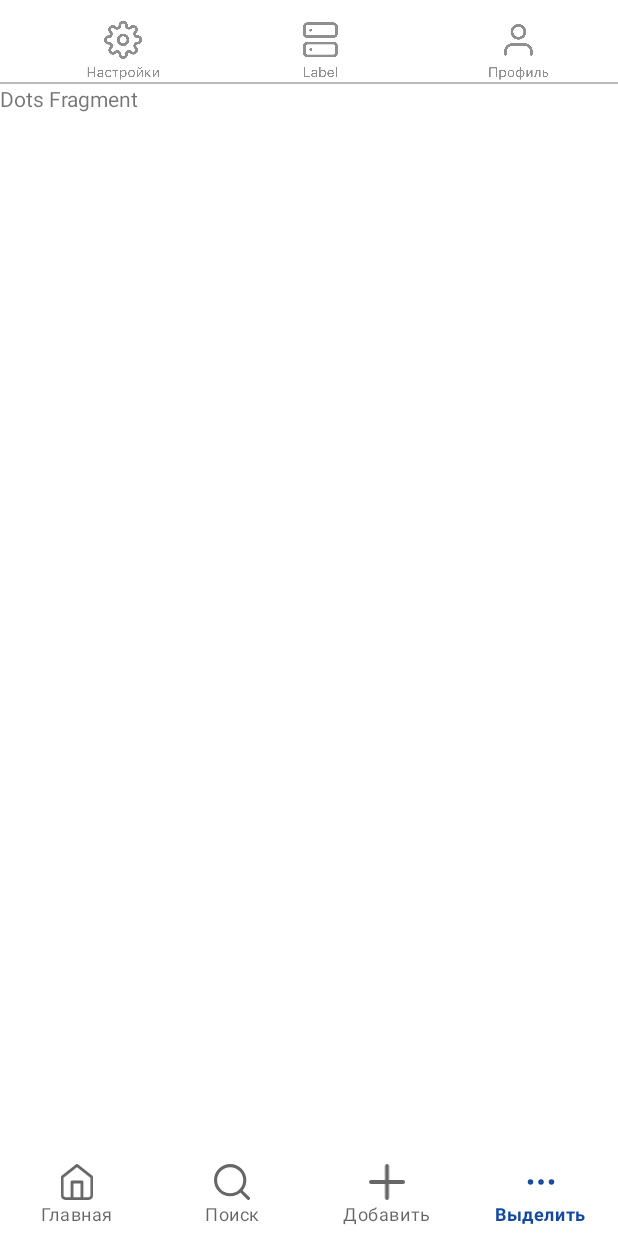
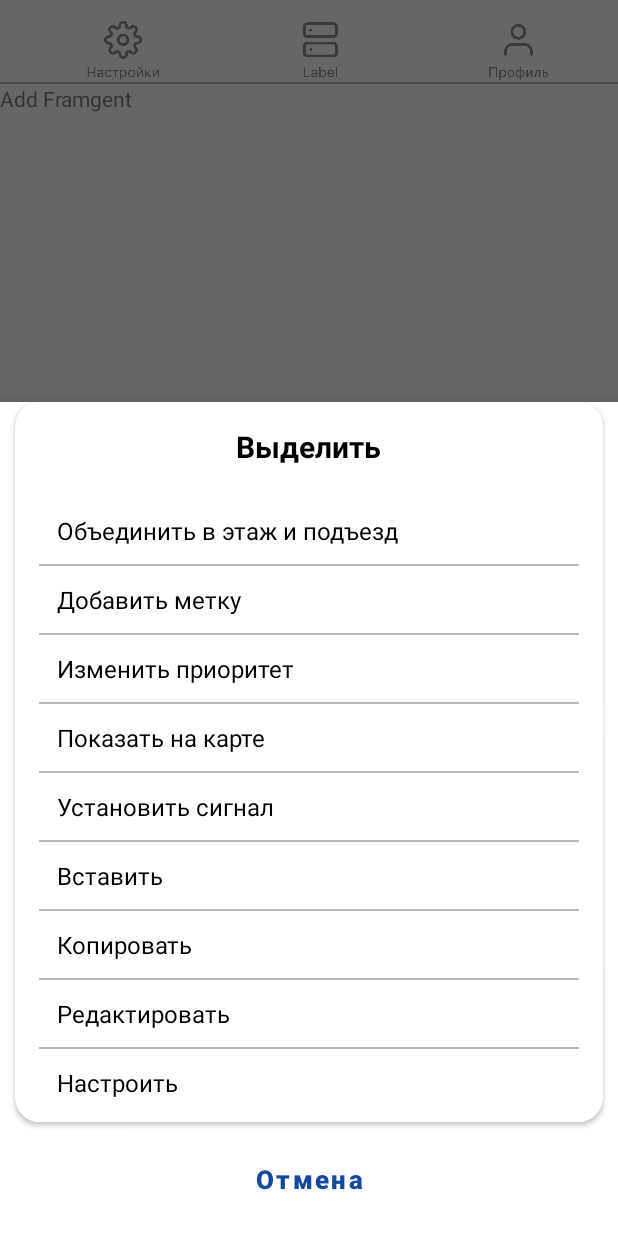
Before and after one commit to Ru7tam/Electron, an Android app: the screen it shows after launch (MainAccountActivity), item 4 of the bottom bar chosen, on a phone screen of 412 x 824 dp. Run offline under Robolectric (Android 15) with nearby library versions, the phone set to English and light mode, and no system bars.

Commit message:
bottom_navigation_dialog

```diff
--- a/app/src/main/java/com/example/house_analysis/ui/profile/MainAccountActivity.kt
+++ b/app/src/main/java/com/example/house_analysis/ui/profile/MainAccountActivity.kt
@@ -1,7 +1,12 @@
 package com.example.house_analysis.ui.profile
 
+import android.graphics.Color
 import android.graphics.PorterDuff
+import android.graphics.drawable.ColorDrawable
 import android.os.Bundle
+import android.view.WindowManager
+import android.widget.Button
+import android.widget.LinearLayout
 import android.widget.RelativeLayout
 import androidx.appcompat.app.AppCompatActivity
 import androidx.core.content.ContextCompat
@@ -16,6 +21,7 @@ import com.example.house_analysis.ui.profile.bottom_nav.HomeFragment
 import com.example.house_analysis.ui.profile.bottom_nav.NoTasksFragment
 import com.example.house_analysis.ui.profile.bottom_nav.SearchFragment
 import com.google.android.material.bottomnavigation.BottomNavigationView
+import com.google.android.material.bottomsheet.BottomSheetDialog
 
 class MainAccountActivity : AppCompatActivity() {
     lateinit var binding: ActivityAccountMainBinding
@@ -105,7 +111,7 @@ class MainAccountActivity : AppCompatActivity() {
                     R.id.add ->
                         openFragment(AddFragment())
                     R.id.dots ->
-                        openFragment(DotsFragment())
+                        bottomSheetDialog()
                     else -> false
                 }
             }
@@ -126,6 +132,28 @@ class MainAccountActivity : AppCompatActivity() {
                 .commit()
         }
     }
+    fun bottomSheetDialog():Boolean{
+//        val bottomSheetDialog = findViewById<LinearLayout>(R.id.bottomSheetDialog)
+//        bottomSheetDialog.setOnClickListener {
+
+        val dialog = BottomSheetDialog(this)
+        dialog.setContentView(R.layout.bottomsheet)
+        val closeBtn = dialog.findViewById<Button>(R.id.cancel)
+        closeBtn?.setOnClickListener {
+            dialog.dismiss()
+        }
+        dialog.window?.attributes?.width = WindowManager.LayoutParams.MATCH_PARENT // Set width to match parent
+        dialog.window?.attributes?.height = WindowManager.LayoutParams.WRAP_CONTENT // Set height to wrap content
+        dialog.window?.setBackgroundDrawable(ColorDrawable(Color.TRANSPARENT))
+        dialog.setCancelable(false)
+        dialog.show()
+
+        return true
+//        }
+    }
+
+
+
 
 
 }
--- a/app/src/main/java/com/example/house_analysis/ui/profile/bottom_nav/NoTasksFragment.kt
+++ b/app/src/main/java/com/example/house_analysis/ui/profile/bottom_nav/NoTasksFragment.kt
@@ -52,6 +52,7 @@ class NoTasksFragment : Fragment() {
             dialog.dismiss()
         }
         window?.setBackgroundDrawable(ColorDrawable(Color.TRANSPARENT))
+        dialog.setCancelable(false)
         dialog.show()
     }
 
--- /dev/null
+++ b/app/src/main/res/layout/bottomsheet.xml
@@ -0,0 +1,272 @@
+<?xml version="1.0" encoding="utf-8"?>
+<LinearLayout
+    android:backgroundTint="@android:color/transparent"
+    android:id="@+id/bottomSheetDialog"
+    android:orientation="vertical"
+    xmlns:android="http://schemas.android.com/apk/res/android"
+    xmlns:app="http://schemas.android.com/apk/res-auto"
+    android:layout_width="match_parent"
+    android:layout_height="wrap_content">
+    <androidx.cardview.widget.CardView
+
+        android:layout_width="match_parent"
+        android:layout_marginHorizontal="10dp"
+        app:cardCornerRadius="16dp"
+        android:layout_height="wrap_content">
+
+        <LinearLayout
+            android:orientation="vertical"
+            android:layout_width="match_parent"
+            android:layout_height="wrap_content">
+            <TextView
+                android:layout_marginTop="16dp"
+                android:layout_gravity="center_horizontal"
+                android:textSize="20dp"
+                android:textStyle="bold"
+                android:layout_marginBottom="20dp"
+                android:textColor="@color/black"
+                android:layout_width="wrap_content"
+                android:text="Выделить"
+                android:layout_height="wrap_content"/>
+            <LinearLayout
+                android:orientation="vertical"
+                android:layout_width="match_parent"
+                android:layout_height="wrap_content">
+                <LinearLayout
+                    android:layout_marginHorizontal="16dp"
+                    android:layout_width="match_parent"
+                    android:orientation="vertical"
+                    android:layout_height="wrap_content">
+                    <TextView
+                        android:layout_marginTop="11dp"
+                        android:layout_marginStart="12dp"
+                        android:textColor="@color/black"
+                        android:textSize="16dp"
+                        android:layout_marginBottom="11dp"
+                        android:layout_width="wrap_content"
+                        android:text="Объединить в этаж и подъезд"
+                        android:layout_height="wrap_content"/>
+                    <View
+                        android:layout_width="match_parent"
+                        android:background="@color/coloView"
+                        android:layout_height="1dp"/>
+                </LinearLayout>
+
+            </LinearLayout>
+            <LinearLayout
+                android:orientation="vertical"
+                android:layout_width="match_parent"
+                android:layout_height="wrap_content">
+                <LinearLayout
+                    android:layout_marginHorizontal="16dp"
+                    android:layout_width="match_parent"
+                    android:orientation="vertical"
+                    android:layout_height="wrap_content">
+                    <TextView
+                        android:layout_marginTop="11dp"
+                        android:layout_marginStart="12dp"
+                        android:textColor="@color/black"
+                        android:textSize="16dp"
+                        android:layout_marginBottom="11dp"
+                        android:layout_width="wrap_content"
+                        android:text="Добавить метку"
+                        android:layout_height="wrap_content"/>
+                    <View
+                        android:layout_width="match_parent"
+                        android:background="@color/coloView"
+                        android:layout_height="1dp"/>
+                </LinearLayout>
+
+            </LinearLayout>
+            <LinearLayout
+                android:orientation="vertical"
+                android:layout_width="match_parent"
+                android:layout_height="wrap_content">
+                <LinearLayout
+                    android:layout_marginHorizontal="16dp"
+                    android:layout_width="match_parent"
+                    android:orientation="vertical"
+                    android:layout_height="wrap_content">
+                    <TextView
+                        android:layout_marginTop="11dp"
+                        android:layout_marginStart="12dp"
+                        android:textColor="@color/black"
+                        android:textSize="16dp"
+                        android:layout_marginBottom="11dp"
+                        android:layout_width="wrap_content"
+                        android:text="Изменить приоритет"
+                        android:layout_height="wrap_content"/>
+                    <View
+                        android:layout_width="match_parent"
+                        android:background="@color/coloView"
+                        android:layout_height="1dp"/>
+                </LinearLayout>
+
+            </LinearLayout>
+            <LinearLayout
+                android:orientation="vertical"
+                android:layout_width="match_parent"
+                android:layout_height="wrap_content">
+                <LinearLayout
+                    android:layout_marginHorizontal="16dp"
+                    android:layout_width="match_parent"
+                    android:orientation="vertical"
+                    android:layout_height="wrap_content">
+                    <TextView
+                        android:layout_marginTop="11dp"
+                        android:layout_marginStart="12dp"
+                        android:textColor="@color/black"
+                        android:textSize="16dp"
+                        android:layout_marginBottom="11dp"
+                        android:layout_width="wrap_content"
+                        android:text="Показать на карте"
+                        android:layout_height="wrap_content"/>
+                    <View
+                        android:layout_width="match_parent"
+                        android:background="@color/coloView"
+                        android:layout_height="1dp"/>
+                </LinearLayout>
+
+            </LinearLayout>
+            <LinearLayout
+                android:orientation="vertical"
+                android:layout_width="match_parent"
+                android:layout_height="wrap_content">
+                <LinearLayout
+                    android:layout_marginHorizontal="16dp"
+                    android:layout_width="match_parent"
+                    android:orientation="vertical"
+                    android:layout_height="wrap_content">
+                    <TextView
+                        android:layout_marginTop="11dp"
+                        android:layout_marginStart="12dp"
+                        android:textColor="@color/black"
+                        android:textSize="16dp"
+                        android:layout_marginBottom="11dp"
+                        android:layout_width="wrap_content"
+                        android:text="Установить сигнал"
+                        android:layout_height="wrap_content"/>
+                    <View
+                        android:layout_width="match_parent"
+                        android:background="@color/coloView"
+                        android:layout_height="1dp"/>
+                </LinearLayout>
+
+            </LinearLayout>
+            <LinearLayout
+                android:orientation="vertical"
+                android:layout_width="match_parent"
+                android:layout_height="wrap_content">
+                <LinearLayout
+                    android:layout_marginHorizontal="16dp"
+                    android:layout_width="match_parent"
+                    android:orientation="vertical"
+                    android:layout_height="wrap_content">
+                    <TextView
+                        android:layout_marginTop="11dp"
+                        android:layout_marginStart="12dp"
+                        android:textColor="@color/black"
+                        android:textSize="16dp"
+                        android:layout_marginBottom="11dp"
+                        android:layout_width="wrap_content"
+                        android:text="Вставить"
+                        android:layout_height="wrap_content"/>
+                    <View
+                        android:layout_width="match_parent"
+                        android:background="@color/coloView"
+                        android:layout_height="1dp"/>
+                </LinearLayout>
+
+            </LinearLayout>
+            <LinearLayout
+                android:orientation="vertical"
+                android:layout_width="match_parent"
+                android:layout_height="wrap_content">
+                <LinearLayout
+                    android:layout_marginHorizontal="16dp"
+                    android:layout_width="match_parent"
+                    android:orientation="vertical"
+                    android:layout_height="wrap_content">
+                    <TextView
+                        android:layout_marginTop="11dp"
+                        android:layout_marginStart="12dp"
+                        android:textColor="@color/black"
+                        android:textSize="16dp"
+                        android:layout_marginBottom="11dp"
+                        android:layout_width="wrap_content"
+                        android:text="Копировать"
+                        android:layout_height="wrap_content"/>
+                    <View
+                        android:layout_width="match_parent"
+                        android:background="@color/coloView"
+                        android:layout_height="1dp"/>
+                </LinearLayout>
+
+            </LinearLayout>
+            <LinearLayout
+                android:orientation="vertical"
+                android:layout_width="match_parent"
+                android:layout_height="wrap_content">
+                <LinearLayout
+                    android:layout_marginHorizontal="16dp"
+                    android:layout_width="match_parent"
+                    android:orientation="vertical"
+                    android:layout_height="wrap_content">
+                    <TextView
+                        android:layout_marginTop="11dp"
+                        android:layout_marginStart="12dp"
+                        android:textColor="@color/black"
+                        android:textSize="16dp"
+                        android:layout_marginBottom="11dp"
+                        android:layout_width="wrap_content"
+                        android:text="Редактировать"
+                        android:layout_height="wrap_content"/>
+                    <View
+                        android:layout_width="match_parent"
+                        android:background="@color/coloView"
+                        android:layout_height="1dp"/>
+                </LinearLayout>
+
+            </LinearLayout>
+            <LinearLayout
+                android:orientation="vertical"
+                android:layout_width="match_parent"
+                android:layout_height="wrap_content">
+                <LinearLayout
+                    android:layout_marginHorizontal="16dp"
+                    android:layout_width="match_parent"
+                    android:orientation="vertical"
+                    android:layout_height="wrap_content">
+                    <TextView
+                        android:layout_marginTop="11dp"
+                        android:layout_marginStart="12dp"
+                        android:textColor="@color/black"
+                        android:textSize="16dp"
+                        android:layout_marginBottom="15dp"
+                        android:layout_width="wrap_content"
+                        android:text="Настроить"
+                        android:layout_height="wrap_content"/>
+                </LinearLayout>
+
+            </LinearLayout>
+
+
+        </LinearLayout>
+
+    </androidx.cardview.widget.CardView>
+
+    <Button
+        android:id="@+id/cancel"
+        style="@style/buttonSignIn"
+        android:layout_marginTop="10dp"
+        android:layout_marginHorizontal="10dp"
+        android:layout_width="match_parent"
+        android:layout_height="wrap_content"
+        android:text="Отмена"
+        android:padding="10dp"
+        android:textAllCaps="false"
+        android:textColor="@color/main_color"
+        android:textSize="17sp"
+        android:textStyle="bold"
+        />
+</LinearLayout>
```
